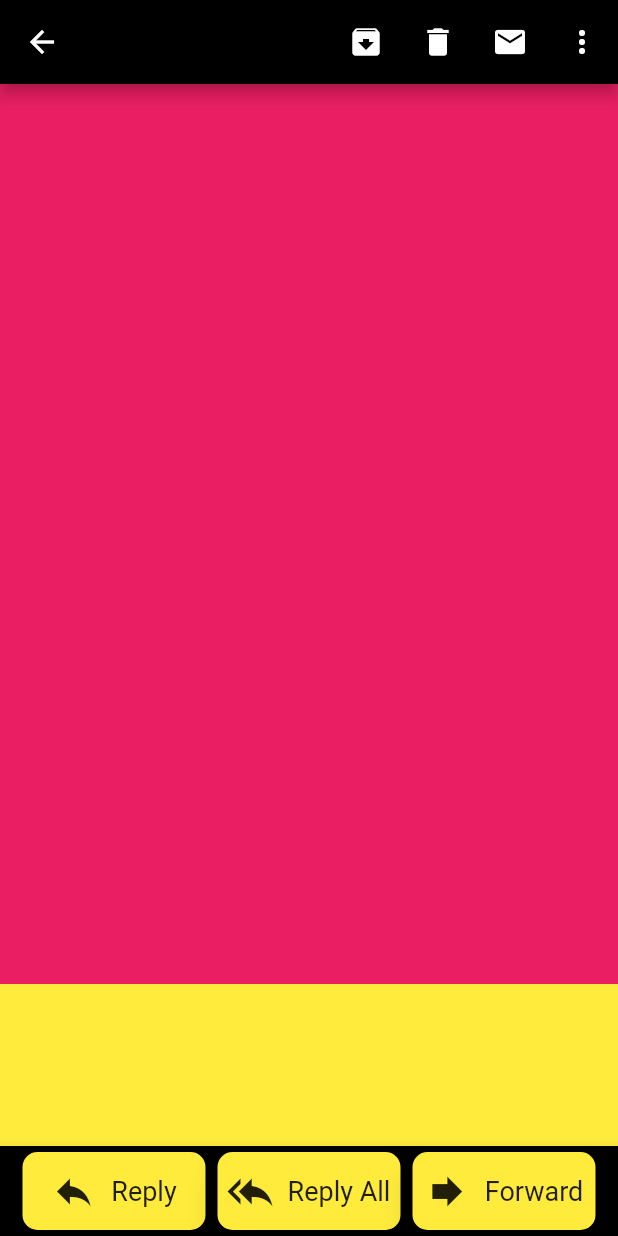
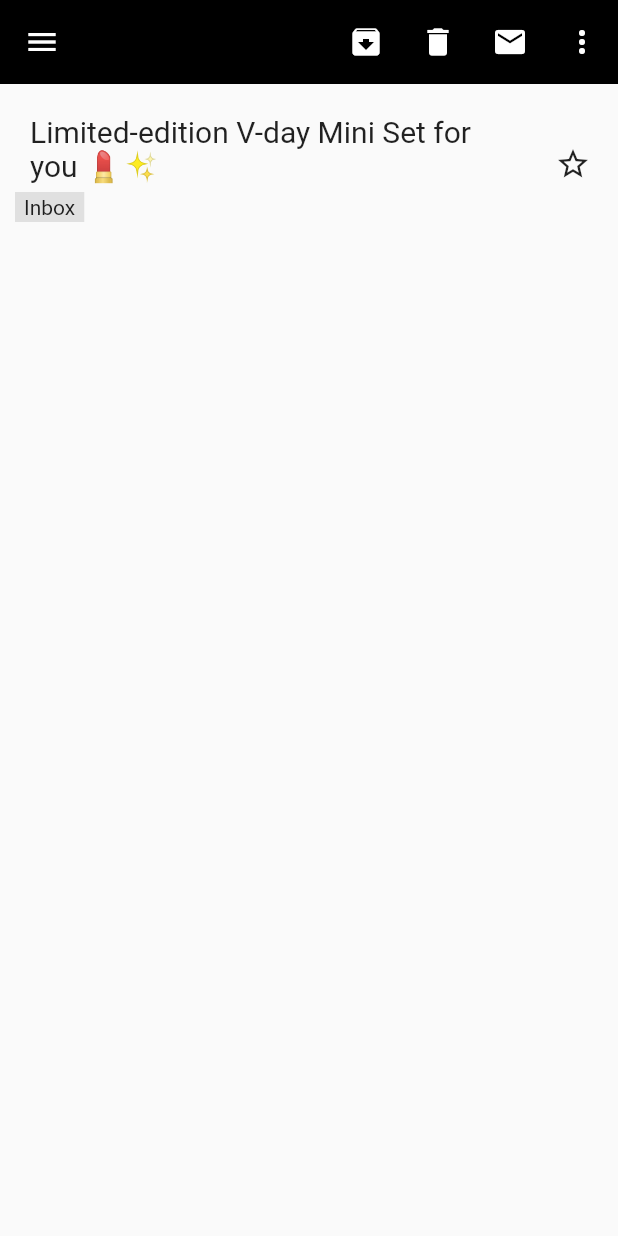
Before and after one commit to DevStack06/Flutter-Basic, a Flutter app: the Gmail screen opened directly, on a phone screen of 412 x 824 dp. Run offline on Flutter 3.47's test engine with Material 2 defaults, Android fonts, the phone set to English and light mode, and no system bars.

Commit message:
new changes added

```diff
--- a/lib/Gmail.dart
+++ b/lib/Gmail.dart
@@ -2,15 +2,54 @@ import 'dart:ui';
 
 import 'package:flutter/material.dart';
 
-class Gmail extends StatelessWidget {
+class Gmail extends StatefulWidget {
   const Gmail({Key key}) : super(key: key);
 
+  @override
+  _GmailState createState() => _GmailState();
+}
+
+class _GmailState extends State<Gmail> {
+  final GlobalKey<ScaffoldState> _scaffoldKey = new GlobalKey<ScaffoldState>();
   @override
   Widget build(BuildContext context) {
     return Scaffold(
       // backgroundColor: Colors.black,
+      drawer: Drawer(
+        child: Column(
+          children: [
+            SizedBox(
+              height: 30,
+            ),
+            ListTile(
+              onTap: () {
+                Scaffold.of(context)
+                    .showSnackBar(SnackBar(content: Text("Hello Baby")));
+              },
+              leading: Icon(Icons.login),
+              title: Text("Login"),
+              trailing: IconButton(
+                icon: Icon(Icons.headset),
+                onPressed: () {},
+              ),
+              // trailing: ,
+            ),
+            ListTile(
+              leading: Icon(Icons.login),
+              title: Text("Login"),
+              // trailing: ,
+            ),
+            ListTile(
+              leading: Icon(Icons.login),
+              title: Text("Login"),
+              // trailing: ,
+            ),
+          ],
+        ),
+      ),
       appBar: AppBar(
         backgroundColor: Colors.black,
+        elevation: 0,
         // leading: Icon(Icons.arrow_forward),
         actions: [
           IconButton(icon: Icon(Icons.archive), onPressed: () {}),
@@ -50,43 +89,76 @@ class Gmail extends StatelessWidget {
       body: SingleChildScrollView(
         child: Column(
           children: [
+            SizedBox(
+              height: 10,
+            ),
+            Row(
+              children: [
                 Container(
-              height: 600,
-              color: Colors.pink,
+                  width: MediaQuery.of(context).size.width - 60,
+                  padding: EdgeInsets.symmetric(horizontal: 10, vertical: 5),
+                  child: Wrap(
+                    // runAlignment: WrapAlignment.start,
+                    children: [
+                      Container(
+                        padding:
+                            EdgeInsets.symmetric(horizontal: 10, vertical: 5),
+                        child: Text(
+                          "Limited-edition V-day Mini Set for you 💄✨",
+                          style: TextStyle(
+                            fontSize: 20,
+                          ),
+                        ),
                       ),
                       Container(
-              height: 600,
-              color: Colors.yellow,
+                        color: Colors.grey[300],
+                        padding:
+                            EdgeInsets.symmetric(horizontal: 6, vertical: 2),
+                        child: Text(
+                          "Inbox",
+                          style: TextStyle(
+                            fontSize: 14,
                           ),
-            Container(
-              height: 600,
-              color: Colors.red,
                         ),
-            SizedBox(
-              height: 20,
                       ),
                     ],
                   ),
                 ),
-      bottomNavigationBar: BottomAppBar(
-        color: Colors.black,
-        child: Row(
-          mainAxisAlignment: MainAxisAlignment.center,
-          children: [
-            button(Icons.reply, "Reply"),
-            button(Icons.reply_all, "Reply All"),
-            button(Icons.forward, "Forward"),
+                InkWell(
+                  onTap: () {
+                    _scaffoldKey.currentState.showSnackBar(new SnackBar(
+                        content: new Text(
+                      "hello",
+                      style: TextStyle(color: Colors.black),
+                    )));
+                  },
+                  child: Container(
+                    width: 60,
+                    child: Icon(Icons.star_border_outlined),
+                  ),
+                ),
+              ],
+            ),
           ],
         ),
       ),
+      // bottomNavigationBar: BottomAppBar(
+      //   color: Colors.black,
+      //   child: Row(
+      //     mainAxisAlignment: MainAxisAlignment.center,
+      //     children: [
+      //       button(Icons.reply, "Reply", context),
+      //       button(Icons.reply_all, "Reply All", context),
+      //       button(Icons.forward, "Forward", context),
+      //     ],
+      //   ),
+      // ),
     );
   }
 
-  Widget button(IconData icon, String text) {
+  Widget button(IconData icon, String text, BuildContext context) {
     return InkWell(
-      onTap: () {
-        print("hello deepa babe");
-      },
+      onTap: () {},
       child: Container(
         width: 130,
         height: 60,
```
Lines whose indentation alone changed are shown as unchanged.
